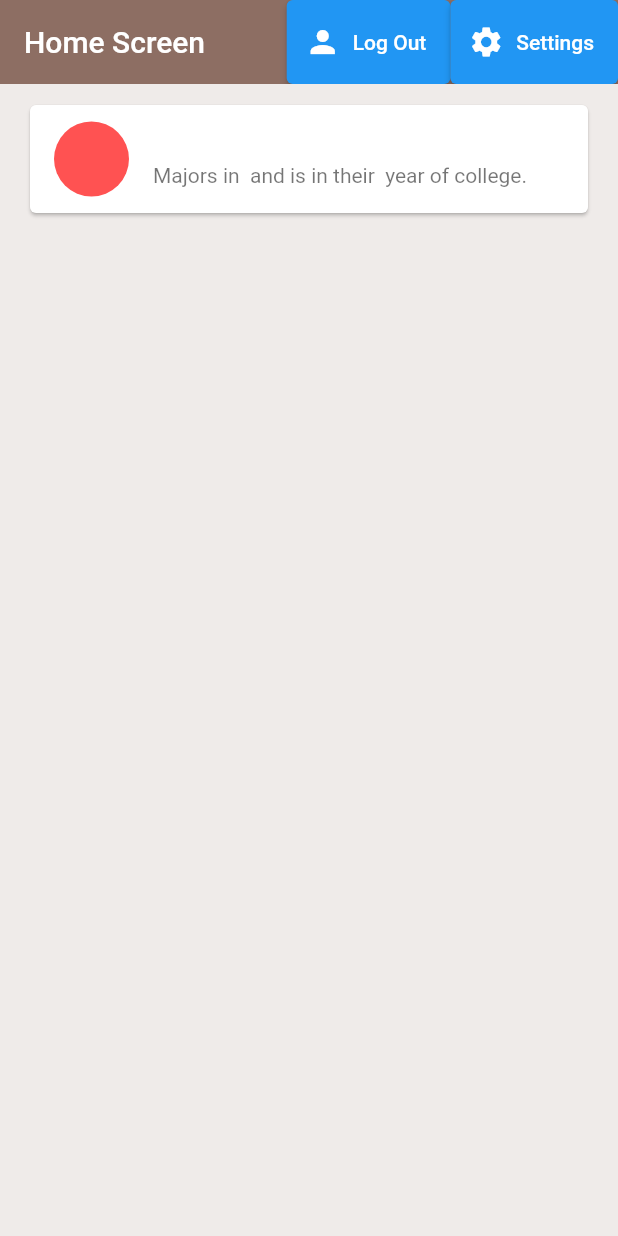
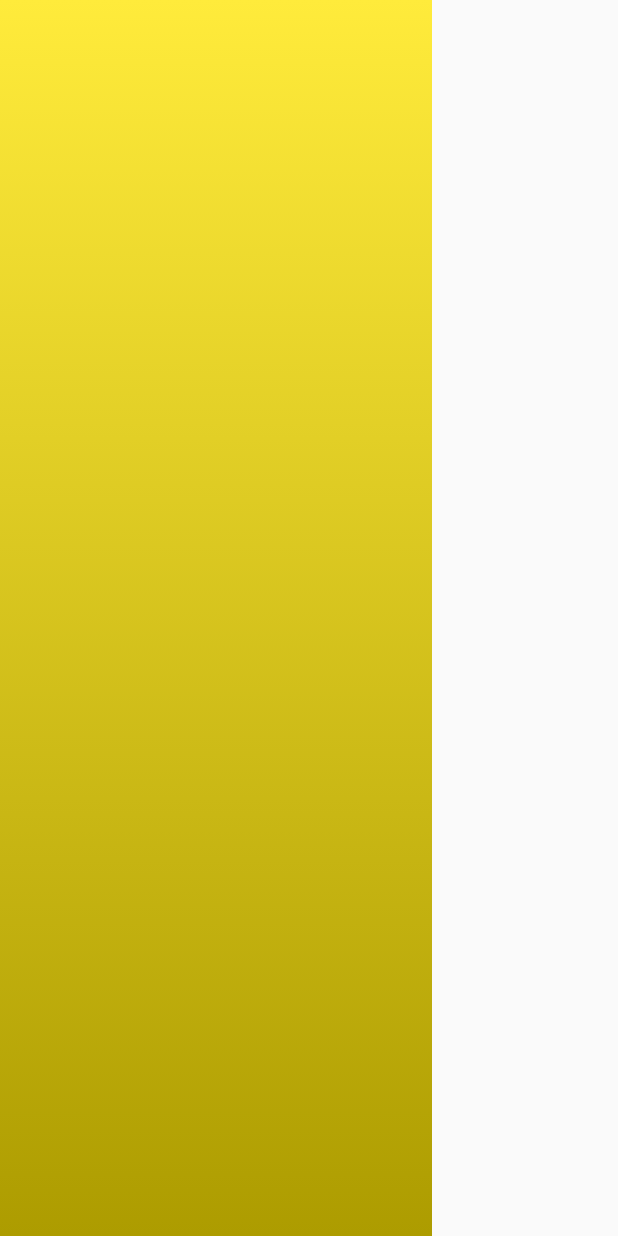
Before and after one commit to PGNTechChair/pgn_app, a Flutter app: the screen it shows once a user with an empty profile is signed in, on a phone screen of 412 x 824 dp. Run offline on Flutter 3.47's test engine with Material 2 defaults, Android fonts, the phone set to English and light mode, and no system bars; our stand-ins replace cloud_firestore, firebase_auth, firebase_core, flutter_spinkit; accounts and stored records are empty.

Commit message:
Checkpoint for sidebar

```diff
--- /dev/null
+++ b/lib/components/side_bar.dart
@@ -0,0 +1,34 @@
+import 'package:flutter/material.dart';
+
+class SideBar extends StatefulWidget {
+  const SideBar({super.key});
+
+  @override
+  State<SideBar> createState() => _SideBarState();
+}
+
+class _SideBarState extends State<SideBar> {
+  @override
+  Widget build(BuildContext context) {
+    return Scaffold(
+      body: SafeArea(
+        child: Container(
+          width: 288,
+          height: double.infinity,
+          decoration: BoxDecoration(
+            gradient: LinearGradient(
+              colors: [Colors.yellow, Color(0xffad9c00)],
+              begin: Alignment.topCenter,
+              end: Alignment.bottomCenter,
+            )
+          ),
+          child: Column (
+            children: [
+
+            ],
+          )
+        ),
+      ),
+    );
+  }
+}
--- a/lib/pages/home.dart
+++ b/lib/pages/home.dart
@@ -1,4 +1,5 @@
 import 'package:flutter/material.dart';
+import 'package:pgn_app/components/side_bar.dart';
 import 'package:pgn_app/controllers/AnimationAppearController.dart';
 import 'package:pgn_app/models/member.dart';
 import 'package:pgn_app/models/user.dart';
@@ -38,27 +39,7 @@ class Home extends StatelessWidget {
       value: DatabaseService(uid: uid ?? '').userData,
       initialData: null,
       child: Scaffold(
-        backgroundColor: Colors.brown[50],
-        appBar: AppBar(
-          title: Text("Home Screen"),
-          backgroundColor: Colors.brown[400],
-          elevation: 0.0,
-          actions: <Widget>[
-            ElevatedButton.icon(
-              icon: Icon(Icons.person),
-              onPressed: () async {
-                await _auth.signOut();
-              },
-              label: Text("Log Out"),
-            ),
-            ElevatedButton.icon(
-              icon: Icon(Icons.settings),
-              label: Text("Settings"),
-              onPressed: () => _showSettingsPanel(),
-            )
-          ],
-        ),
-        body: UserInformation(),
+        body: SideBar(),
       ),
     );
   }
```
